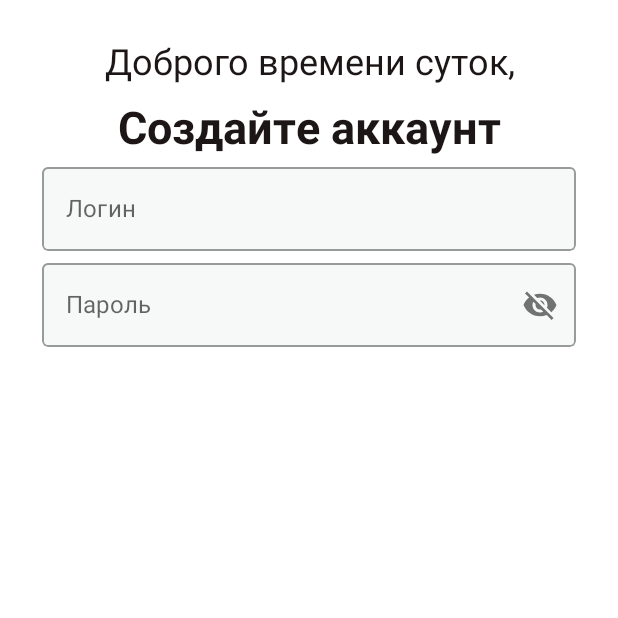
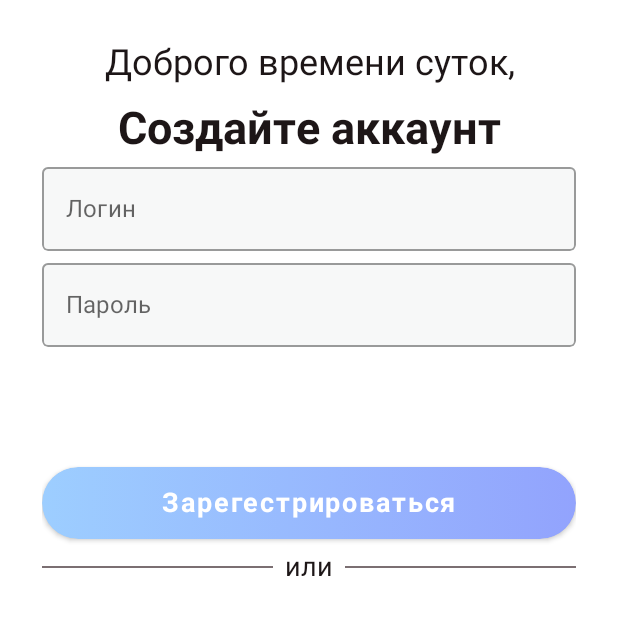
Before and after one commit to oleg-romanov/LemoRepo, an Android app built with Jetpack Compose: the screen it shows after launch (MainActivity), on a phone screen of 412 x 824 dp, the top half of it. Run offline under Robolectric (Android 15) with nearby library versions, the phone set to English and light mode, and no system bars; our stand-ins replace Compose Multiplatform resources.

Commit message:
Deleted icons from PasswordTextField and Divider added

```diff
--- a/Front_layer/LemonAI/composeApp/src/commonMain/kotlin/AppComponents.kt
+++ b/Front_layer/LemonAI/composeApp/src/commonMain/kotlin/AppComponents.kt
@@ -1,6 +1,16 @@
+import androidx.compose.foundation.background
+import androidx.compose.foundation.layout.Box
+import androidx.compose.foundation.layout.PaddingValues
+import androidx.compose.foundation.layout.Row
 import androidx.compose.foundation.layout.fillMaxWidth
 import androidx.compose.foundation.layout.heightIn
+import androidx.compose.foundation.layout.padding
+import androidx.compose.foundation.shape.RoundedCornerShape
 import androidx.compose.foundation.text.KeyboardOptions
+import androidx.compose.material.Button
+import androidx.compose.material.ButtonColors
+import androidx.compose.material.ButtonDefaults
+import androidx.compose.material.Divider
 import androidx.compose.material.Icon
 import androidx.compose.material.IconButton
 import androidx.compose.material.OutlinedTextField
@@ -8,13 +18,16 @@ import androidx.compose.material.Shapes
 import androidx.compose.material.Text
 import androidx.compose.material.TextFieldDefaults
 import androidx.compose.material.icons.Icons
+import androidx.compose.material.icons.filled.VapeFree
 import androidx.compose.material.icons.filled.Visibility
 import androidx.compose.material.icons.filled.VisibilityOff
 import androidx.compose.runtime.Composable
 import androidx.compose.runtime.mutableStateOf
 import androidx.compose.runtime.remember
+import androidx.compose.ui.Alignment
 import androidx.compose.ui.Modifier
 import androidx.compose.ui.draw.clip
+import androidx.compose.ui.graphics.Brush
 import androidx.compose.ui.graphics.Color
 import androidx.compose.ui.text.TextStyle
 import androidx.compose.ui.text.font.FontStyle
@@ -37,7 +50,7 @@ fun NormalTextComponent(value: String) {
             fontWeight = FontWeight.Normal,
             fontStyle = FontStyle.Normal
         ),
-        color = Color(0xFF1D1617),
+        color = TextColor,
         textAlign = TextAlign.Center
     )
 }
@@ -52,7 +65,7 @@ fun HeadingTextComponent(value: String) {
             fontWeight = FontWeight.Bold,
             fontStyle = FontStyle.Normal
         ),
-        color = Color(0xFF1D1617),
+        color = TextColor,
         textAlign = TextAlign.Center
     )
 }
@@ -68,10 +81,10 @@ fun MyTextFieldComponent(labelValue: String) {
         modifier = Modifier.fillMaxWidth().clip(componentsShape.small),
         label = { Text(text = labelValue) },
         colors = TextFieldDefaults.outlinedTextFieldColors(
-            focusedBorderColor = Color(0xFF92A3FD),
-            focusedLabelColor = Color(0xFF92A3FD),
-            cursorColor = Color(0xFF92A3FD),
-            backgroundColor = Color(0xFFF7F8F8)
+            focusedBorderColor = Primary,
+            focusedLabelColor = Primary,
+            cursorColor = Primary,
+            backgroundColor = BgColor
         ),
         keyboardOptions = KeyboardOptions.Default,
         value = textValue.value,
@@ -98,17 +111,17 @@ fun PasswordTextFieldComponent(
         modifier = Modifier.fillMaxWidth().clip(componentsShape.small),
         label = { Text(text = labelValue) },
         colors = TextFieldDefaults.outlinedTextFieldColors(
-            focusedBorderColor = Color(0xFF92A3FD),
-            focusedLabelColor = Color(0xFF92A3FD),
-            cursorColor = Color(0xFF92A3FD),
-            backgroundColor = Color(0xFFF7F8F8)
+            focusedBorderColor = Primary,
+            focusedLabelColor = Primary,
+            cursorColor = Primary,
+            backgroundColor = BgColor
         ),
         keyboardOptions = KeyboardOptions(keyboardType = KeyboardType.Password),
         value = password.value,
         onValueChange = {
             password.value = it
         },
-        trailingIcon = {
+        /* trailingIcon = {
             val iconImage = if (passwordVisible.value) {
                 Icons.Filled.Visibility
             } else {
@@ -124,7 +137,71 @@ fun PasswordTextFieldComponent(
             IconButton(onClick = { passwordVisible.value = !passwordVisible.value} ){
                 Icon(imageVector = iconImage, contentDescription = discription)
             }
-        },
-        visualTransformation = if(passwordVisible.value) VisualTransformation.None else PasswordVisualTransformation()
+        },*/
+        visualTransformation = PasswordVisualTransformation()
     )
 }
+
+@Composable
+fun ButtonComponent(value: String) {
+    Button(
+        modifier = Modifier
+            .fillMaxWidth()
+            .heightIn(48.dp),
+        onClick = {
+
+        },
+        contentPadding = PaddingValues(),
+        colors = ButtonDefaults.buttonColors(Color.Transparent),
+        shape = RoundedCornerShape(50.dp),
+    ) {
+        Box(
+            modifier = Modifier
+                .fillMaxWidth()
+                .heightIn(48.dp)
+                .background(
+                    brush = Brush.horizontalGradient(listOf(Secondary, Primary)),
+                    shape = RoundedCornerShape(50.dp)
+                ),
+            contentAlignment = Alignment.Center
+        ) {
+            Text(
+                text = value,
+                fontSize = 18.sp,
+                color = Color.White,
+                fontWeight = FontWeight.Bold
+            )
+        }
+    }
+}
+
+@Composable
+fun DividerTextComponent() {
+    Row(
+        modifier = Modifier.fillMaxWidth(),
+        verticalAlignment = Alignment.CenterVertically
+    ) {
+
+        Divider(
+            modifier = Modifier
+                .fillMaxWidth()
+                .weight(1f),
+            color = GrayColor,
+            thickness = 1.dp
+        )
+
+        Text(
+            modifier = Modifier.padding(8.dp),
+            text = "или",
+            fontSize = 18.sp,
+            color = TextColor
+        )
+        Divider(
+            modifier = Modifier
+                .fillMaxWidth()
+                .weight(1f),
+            color = GrayColor,
+            thickness = 1.dp
+        )
+    }
+}
--- /dev/null
+++ b/Front_layer/LemonAI/composeApp/src/commonMain/kotlin/Color.kt
@@ -0,0 +1,9 @@
+import androidx.compose.ui.graphics.Color
+
+val Primary = Color(0xFF92A3FD)
+val Secondary = Color(0xFF9DCEFF)
+val TextColor = Color(0xFF1D1617)
+val AccentColor = Color(0xFFC58BF2)
+val GrayColor = Color(0xFF7B6F72)
+val WhiteColor = Color(0xFFFFFFFF)
+val BgColor = Color(0xFFF7F8F8)
--- a/Front_layer/LemonAI/composeApp/src/commonMain/kotlin/SignUpScreen.kt
+++ b/Front_layer/LemonAI/composeApp/src/commonMain/kotlin/SignUpScreen.kt
@@ -1,6 +1,9 @@
 import androidx.compose.foundation.background
 import androidx.compose.foundation.layout.Column
+import androidx.compose.foundation.layout.Spacer
 import androidx.compose.foundation.layout.fillMaxSize
+import androidx.compose.foundation.layout.height
+import androidx.compose.foundation.layout.heightIn
 import androidx.compose.foundation.layout.padding
 import androidx.compose.material.Surface
 import androidx.compose.runtime.Composable
@@ -26,7 +29,12 @@ fun SignUpScreen() {
 
             //дата рождения
             //пол
+            Spacer(modifier = Modifier.height(80.dp))
+
+            ButtonComponent("Зарегестрироваться")
+
+            DividerTextComponent()
+
         }
-
     }
 }
```
